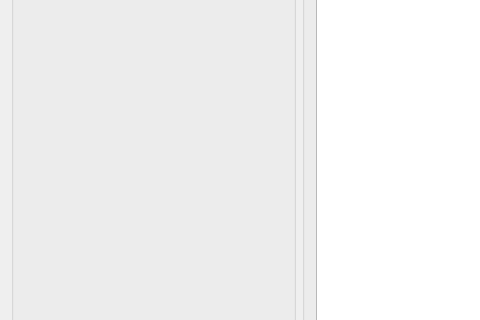
Before: the Qt Designer form 3.cpp/C++/Projects/Qt Project/ElectromagneticVision/mainapp/mainwindow.ui in Xupengtao/worksp, drawn with Qt 5; both pictures show x 0 to 480 and y 231 to 551 of the 1024 by 768 pixel window.
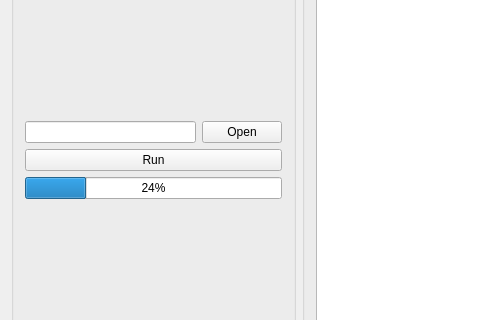
After: the same form once the commit is applied. Custom widgets are drawn as their Qt base class.

What changed in the file:
```diff
--- a/3.cpp/C++/Projects/Qt Project/ElectromagneticVision/mainapp/mainwindow.ui
+++ b/3.cpp/C++/Projects/Qt Project/ElectromagneticVision/mainapp/mainwindow.ui
@@ -35,6 +35,38 @@
          <item row="3" column="0">
           <layout class="QVBoxLayout" name="pluginLayout"/>
          </item>
+         <item row="2" column="0">
+          <layout class="QVBoxLayout" name="PdwVisionLayout">
+           <item>
+            <layout class="QHBoxLayout" name="horizontalLayout_2">
+             <item>
+              <widget class="QLineEdit" name="openLineEdit"/>
+             </item>
+             <item>
+              <widget class="QPushButton" name="openPushButton">
+               <property name="text">
+                <string>Open</string>
+               </property>
+              </widget>
+             </item>
+            </layout>
+           </item>
+           <item>
+            <widget class="QPushButton" name="runPushButton">
+             <property name="text">
+              <string>Run</string>
+             </property>
+            </widget>
+           </item>
+           <item>
+            <widget class="QProgressBar" name="runProgressBar">
+             <property name="value">
+              <number>24</number>
+             </property>
+            </widget>
+           </item>
+          </layout>
+         </item>
         </layout>
        </widget>
       </item>
```
Left out of the diff: 5 changed lines with no effect on the pictures.
